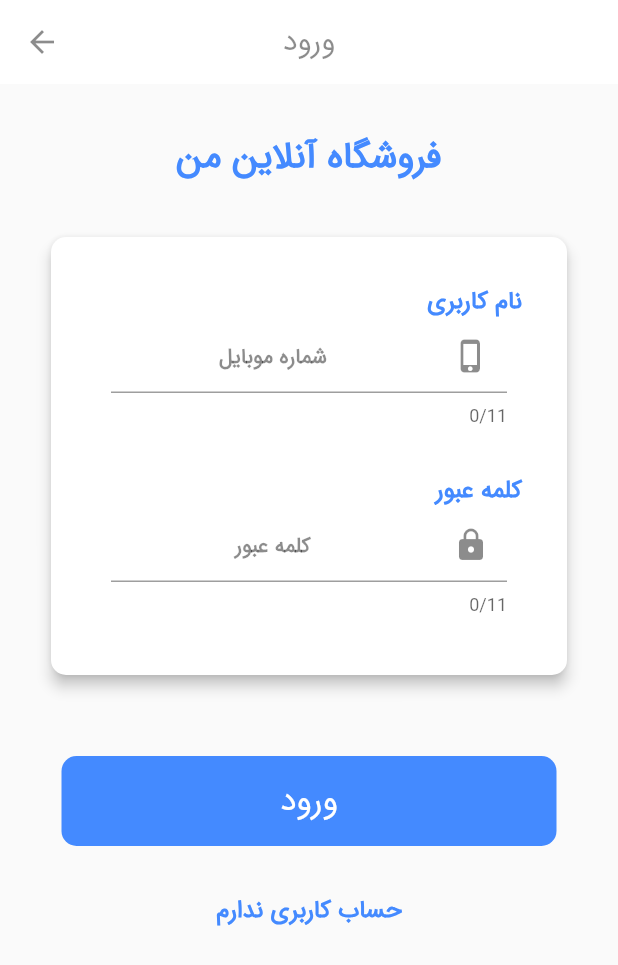
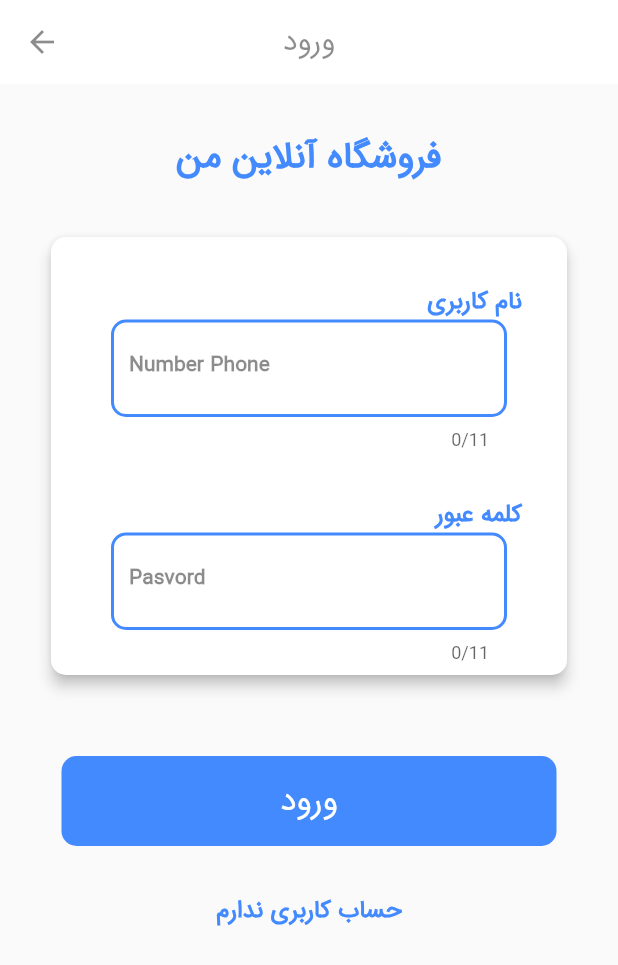
Before and after one commit to FatemeArjomandi/Online-shop-, a Flutter app: the screen it shows after launch, after a tap on "ورود", on a phone screen of 412 x 824 dp. Shown: the top 965 px of the screen. Run offline on Flutter 3.47's test engine with Material 2 defaults, Android fonts, the light colour scheme and no system bars; missing offline and left inert: splash_screen_view.

Commit message:
add enableBorder abd focusedBorder

```diff
--- a/lib/login.dart
+++ b/lib/login.dart
@@ -112,13 +112,20 @@ class LoginUI extends StatelessWidget {
                       child: TextField(
                         maxLength: 11,
                         keyboardType: TextInputType.phone,
-                        obscureText: true,
                         textAlign: TextAlign.center,
                         style: inputTitle,
                         decoration: InputDecoration(
-                            hintText: 'شماره موبایل',
-                            hintStyle: hintText,
-                            suffixIcon: Icon(Icons.phone_iphone)),
+                          labelStyle: hintText,
+                          labelText: 'Number Phone',
+                          enabledBorder: OutlineInputBorder(
+                            borderRadius: BorderRadius.all(Radius.circular(10)),
+                            borderSide: BorderSide(color: Colors.blueAccent, width: 2),
+                          ),
+                          focusedBorder: OutlineInputBorder(
+                            borderRadius: BorderRadius.all(Radius.circular(10)),
+                            borderSide: BorderSide(color: Colors.greenAccent, width: 2)
+                          )
+                          ),
                       ),
                     ),
                     SizedBox(
@@ -144,9 +151,17 @@ class LoginUI extends StatelessWidget {
                         textAlign: TextAlign.center,
                         style: inputTitle,
                         decoration: InputDecoration(
-                            hintText: 'کلمه عبور',
-                            hintStyle: hintText,
-                            suffixIcon: Icon(Icons.lock)),
+
+                            labelStyle: hintText,
+                            labelText: 'Pasvord',
+                            enabledBorder: OutlineInputBorder(
+                              borderRadius: BorderRadius.all(Radius.circular(10)),
+                              borderSide: BorderSide(color: Colors.blueAccent, width: 2)
+                            ),
+                            focusedBorder: OutlineInputBorder(
+                              borderRadius: BorderRadius.all(Radius.circular(10)),
+                              borderSide: BorderSide(color: Colors.greenAccent, width: 2)
+                            )),
                       ),
                     ),
                   ],
```
